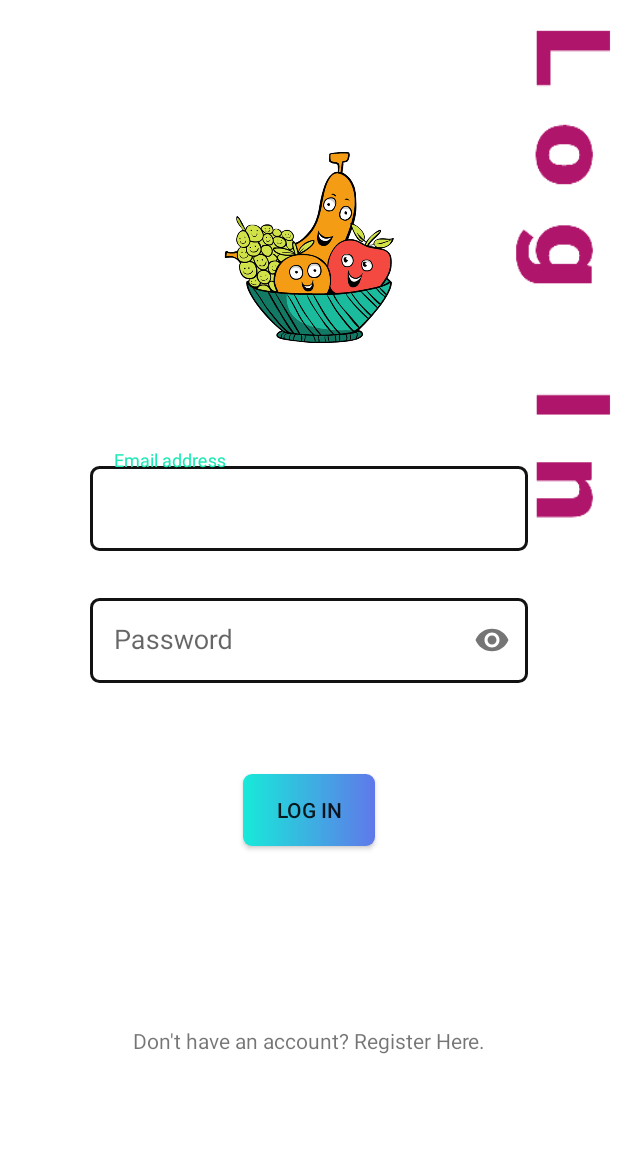
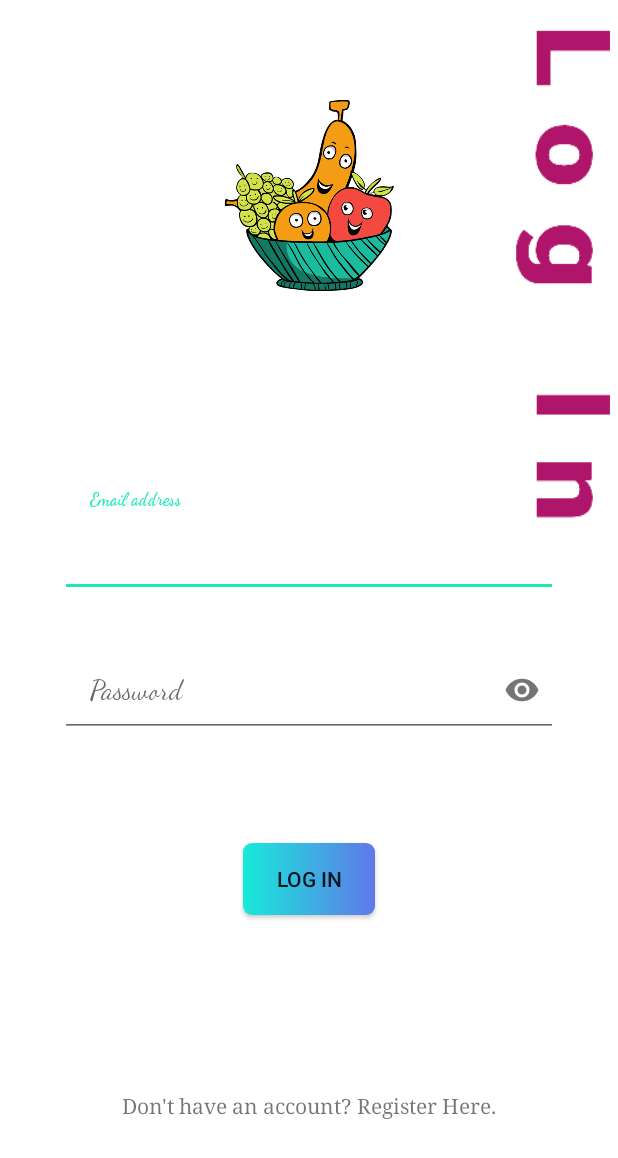
Before and after one commit to AmitDeka/Frezzies, an Android app: the loginActivity screen opened directly, with no data from a screen before it, on a phone screen of 412 x 824 dp. Shown: the top 1158 px of the screen. Run offline under Robolectric (Android 15) with nearby library versions, the phone set to English and light mode, and no system bars.

Commit message:
Add something new

```diff
--- a/app/src/main/java/com/android/frezzies/loginActivity.java
+++ b/app/src/main/java/com/android/frezzies/loginActivity.java
@@ -43,24 +43,24 @@ public class loginActivity extends AppCompatActivity {
         inpPassword = findViewById(R.id.password);
         //Initialize SessionManager
         sessionManager = new SessionManager(getApplicationContext());
-        btLogin.setOnClickListener(new View.OnClickListener() {
-            @Override
-            public void onClick(View view) {
+        //btLogin.setOnClickListener(new View.OnClickListener() {
+           // @Override
+            //public void onClick(View view) {
                 //get text from EditText
-                String sEmail = etEmail.getText().toString().trim();
-                String sPassword = etPassword.getText().toString().trim();
-                if (sPassword.equals("")) {
-                    etPassword.setError("Please enter a valid Password");
-                }
-            }
-        });
+              //  String sEmail = etEmail.getText().toString().trim();
+                //String sPassword = etPassword.getText().toString().trim();
+                //if (sPassword.equals("")) {
+          //          etPassword.setError("Please enter a valid Password");
+                //}
+            //}
+        //});
 
-        notHaveAcc.setOnClickListener(new View.OnClickListener() {
-            @Override
-            public void onClick(View view) {
-                startActivity(new Intent(loginActivity.this, dashboardActivity.class));
-            }
-        });
+      //  notHaveAcc.setOnClickListener(new View.OnClickListener() {
+        //    @Override
+          //  public void onClick(View view) {
+            //    startActivity(new Intent(loginActivity.this, dashboardActivity.class));
+            //}
+        ////});
     }
 
     private boolean validateEmail() {
--- a/app/src/main/res/layout/activity_log_in.xml
+++ b/app/src/main/res/layout/activity_log_in.xml
@@ -13,20 +13,20 @@
         android:layout_width="wrap_content"
         android:layout_height="wrap_content"
         android:orientation="vertical"
-        app:layout_constraintGuide_begin="60dp" />
+        app:layout_constraintGuide_begin="40dp" />
 
     <androidx.constraintlayout.widget.Guideline
         android:id="@+id/guideline_right"
         android:layout_width="wrap_content"
         android:layout_height="wrap_content"
         android:orientation="vertical"
-        app:layout_constraintGuide_end="60dp" />
+        app:layout_constraintGuide_end="40dp" />
 
     <ImageView
         android:id="@+id/avatar"
         android:layout_width="200dp"
         android:layout_height="150dp"
-        android:layout_marginTop="90dp"
+        android:layout_marginTop="55dp"
         android:src="@drawable/avatar"
         app:layout_constraintEnd_toStartOf="@id/guideline_right"
         app:layout_constraintStart_toStartOf="@id/guideline_left"
@@ -39,8 +39,9 @@
         android:id="@+id/email"
         android:layout_width="0dp"
         android:layout_height="wrap_content"
-        android:layout_marginTop="60dp"
+        android:layout_marginTop="120dp"
         app:errorEnabled="true"
+        app:layout_constraintBottom_toTopOf="@+id/password"
         app:layout_constraintEnd_toStartOf="@id/guideline_right"
         app:layout_constraintStart_toStartOf="@id/guideline_left"
         app:layout_constraintTop_toBottomOf="@+id/avatar">
@@ -48,13 +49,13 @@
         <com.google.android.material.textfield.TextInputEditText
             android:layout_width="match_parent"
             android:layout_height="wrap_content"
-            android:layout_marginTop="60dp"
+
+            android:cursorVisible="false"
+            android:fontFamily="cursive"
             android:hint="@string/email"
-            android:textColorHint="#212121"
-            android:background="@drawable/et_bg"
             android:inputType="textEmailAddress"
-            android:padding="16dp"
-            app:layout_constraintTop_toBottomOf="@+id/avatar" />
+            android:padding="20dp"
+            android:textColorHint="#18FFFF" />
     </com.google.android.material.textfield.TextInputLayout>
 
     <com.google.android.material.textfield.TextInputLayout
@@ -70,13 +71,11 @@
         <com.google.android.material.textfield.TextInputEditText
             android:layout_width="match_parent"
             android:layout_height="wrap_content"
-            android:layout_marginTop="40dp"
-            android:hint="Password"
-            android:textColorHint="#212121"
-            android:background="@drawable/et_bg"
+            android:fontFamily="cursive"
+            android:hint="@string/pass"
             android:inputType="textPassword"
-            android:padding="16dp"
-            app:layout_constraintTop_toBottomOf="@+id/avatar" />
+            android:padding="20dp"
+            android:textColorHint="#18FFFF" />
     </com.google.android.material.textfield.TextInputLayout>
 
     <Button
@@ -84,10 +83,10 @@
         android:layout_width="wrap_content"
         android:layout_height="wrap_content"
         android:layout_marginStart="8dp"
-        android:layout_marginTop="40dp"
+        android:layout_marginTop="50dp"
         android:layout_marginEnd="8dp"
+        android:background="@drawable/btn_gradient_style"
         android:text="@string/log_in"
-        android:background="@drawable/btn_gradient_style"
         android:textAllCaps="true"
         app:layout_constraintEnd_toStartOf="@+id/guideline_right"
         app:layout_constraintStart_toStartOf="@+id/guideline_left"
@@ -98,9 +97,12 @@
         android:layout_width="0dp"
         android:layout_height="30dp"
         android:layout_below="@+id/login_btn"
-        android:layout_marginTop="120dp"
+        android:layout_marginTop="50dp"
+        android:capitalize="none"
+        android:fontFamily="serif"
         android:text="@string/no_account"
         android:textAlignment="center"
+        app:layout_constraintBottom_toBottomOf="parent"
         app:layout_constraintEnd_toStartOf="@+id/guideline_right"
         app:layout_constraintStart_toStartOf="@+id/guideline_left"
         app:layout_constraintTop_toBottomOf="@+id/login_btn" />
--- a/app/src/main/res/values/strings.xml
+++ b/app/src/main/res/values/strings.xml
@@ -4,4 +4,5 @@
     <string name="email">Email address</string>
     <string name="no_account">Don\'t have an account? Register Here.</string>
     <string name="log_in">Log In</string>
+    <string name="pass">Password</string>
 </resources>
```
